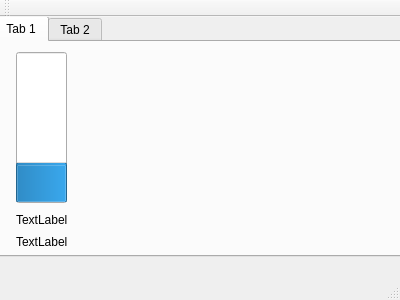
Before: the Qt Designer form mainwindow.ui in el41n/Monitor, drawn with Qt 5.
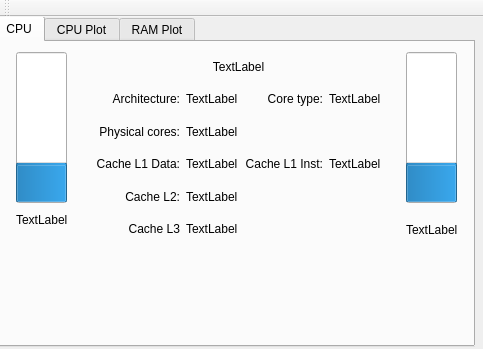
After: the same form once the commit is applied. The open tabs and pages were chosen to show the change. Custom widgets are drawn as their Qt base class.

What changed in the file:
```diff
--- a/mainwindow.ui
+++ b/mainwindow.ui
@@ -6,8 +6,8 @@
    <rect>
     <x>0</x>
     <y>0</y>
-    <width>400</width>
-    <height>300</height>
+    <width>483</width>
+    <height>349</height>
    </rect>
   </property>
   <property name="sizePolicy">
@@ -31,8 +31,8 @@
      <rect>
       <x>-6</x>
       <y>-1</y>
-      <width>411</width>
-      <height>241</height>
+      <width>481</width>
+      <height>331</height>
      </rect>
     </property>
     <property name="sizePolicy">
@@ -46,7 +46,7 @@
     </property>
     <widget class="QWidget" name="tab">
      <attribute name="title">
-      <string>Tab 1</string>
+      <string>CPU</string>
      </attribute>
      <widget class="QProgressBar" name="CPUProgressBar">
       <property name="geometry">
@@ -76,19 +76,6 @@
        <bool>false</bool>
       </property>
      </widget>
-     <widget class="QLabel" name="CPU">
-      <property name="geometry">
-       <rect>
-        <x>20</x>
-        <y>190</y>
-        <width>55</width>
-        <height>20</height>
-       </rect>
-      </property>
-      <property name="text">
-       <string>TextLabel</string>
-      </property>
-     </widget>
      <widget class="QLabel" name="CPUpercent">
       <property name="geometry">
        <rect>
@@ -102,10 +89,192 @@
        <string>TextLabel</string>
       </property>
      </widget>
+     <widget class="QWidget" name="gridLayoutWidget">
+      <property name="geometry">
+       <rect>
+        <x>89</x>
+        <y>0</y>
+        <width>307</width>
+        <height>211</height>
+       </rect>
+      </property>
+      <layout class="QGridLayout" name="gridLayout">
+       <item row="1" column="0">
+        <widget class="QLabel" name="label_2">
+         <property name="text">
+          <string>Architecture:</string>
+         </property>
+         <property name="alignment">
+          <set>Qt::AlignRight|Qt::AlignTrailing|Qt::AlignVCenter</set>
+         </property>
+        </widget>
+       </item>
+       <item row="1" column="2">
+        <widget class="QLabel" name="label_8">
+         <property name="text">
+          <string>Core type:</string>
+         </property>
+         <property name="alignment">
+          <set>Qt::AlignRight|Qt::AlignTrailing|Qt::AlignVCenter</set>
+         </property>
+        </widget>
+       </item>
+       <item row="5" column="0">
+        <widget class="QLabel" name="label_6">
+         <property name="text">
+          <string>Cache L3</string>
+         </property>
+         <property name="alignment">
+          <set>Qt::AlignRight|Qt::AlignTrailing|Qt::AlignVCenter</set>
+         </property>
+        </widget>
+       </item>
+       <item row="1" column="1">
+        <widget class="QLabel" name="architecture">
+         <property name="text">
+          <string>TextLabel</string>
+         </property>
+        </widget>
+       </item>
+       <item row="3" column="0">
+        <widget class="QLabel" name="label_4">
+         <property name="text">
+          <string>Cache L1 Data:</string>
+         </property>
+         <property name="alignment">
+          <set>Qt::AlignRight|Qt::AlignTrailing|Qt::AlignVCenter</set>
+         </property>
+        </widget>
+       </item>
+       <item row="4" column="0">
+        <widget class="QLabel" name="label_5">
+         <property name="text">
+          <string>Cache L2:</string>
+         </property>
+         <property name="alignment">
+          <set>Qt::AlignRight|Qt::AlignTrailing|Qt::AlignVCenter</set>
+         </property>
+        </widget>
+       </item>
+       <item row="2" column="0">
+        <widget class="QLabel" name="label_3">
+         <property name="text">
+          <string>Physical cores:</string>
+         </property>
+         <property name="alignment">
+          <set>Qt::AlignRight|Qt::AlignTrailing|Qt::AlignVCenter</set>
+         </property>
+        </widget>
+       </item>
+       <item row="1" column="3">
+        <widget class="QLabel" name="coreType">
+         <property name="text">
+          <string>TextLabel</string>
+         </property>
+        </widget>
+       </item>
+       <item row="0" column="0" colspan="4">
+        <widget class="QLabel" name="vendor">
+         <property name="text">
+          <string>TextLabel</string>
+         </property>
+         <property name="alignment">
+          <set>Qt::AlignCenter</set>
+         </property>
+        </widget>
+       </item>
+       <item row="2" column="1">
+        <widget class="QLabel" name="pcores">
+         <property name="text">
+          <string>TextLabel</string>
+         </property>
+        </widget>
+       </item>
+       <item row="3" column="1">
+        <widget class="QLabel" name="L1D">
+         <property name="text">
+          <string>TextLabel</string>
+         </property>
+        </widget>
+       </item>
+       <item row="4" column="1">
+        <widget class="QLabel" name="L2">
+         <property name="text">
+          <string>TextLabel</string>
+         </property>
+        </widget>
+       </item>
+       <item row="5" column="1">
+        <widget class="QLabel" name="L3">
+         <property name="text">
+          <string>TextLabel</string>
+         </property>
+        </widget>
+       </item>
+       <item row="3" column="2">
+        <widget class="QLabel" name="label_10">
+         <property name="text">
+          <string>Cache L1 Inst:</string>
+         </property>
+         <property name="alignment">
+          <set>Qt::AlignRight|Qt::AlignTrailing|Qt::AlignVCenter</set>
+         </property>
+        </widget>
+       </item>
+       <item row="3" column="3">
+        <widget class="QLabel" name="L1I">
+         <property name="text">
+          <string>TextLabel</string>
+         </property>
+        </widget>
+       </item>
+      </layout>
+     </widget>
+     <widget class="QProgressBar" name="RAMProgressBar">
+      <property name="geometry">
+       <rect>
+        <x>410</x>
+        <y>10</y>
+        <width>51</width>
+        <height>151</height>
+       </rect>
+      </property>
+      <property name="sizePolicy">
+       <sizepolicy hsizetype="Minimum" vsizetype="Minimum">
+        <horstretch>0</horstretch>
+        <verstretch>0</verstretch>
+       </sizepolicy>
+      </property>
+      <property name="layoutDirection">
+       <enum>Qt::LeftToRight</enum>
+      </property>
+      <property name="value">
+       <number>24</number>
+      </property>
+      <property name="orientation">
+       <enum>Qt::Vertical</enum>
+      </property>
+      <property name="invertedAppearance">
+       <bool>false</bool>
+      </property>
+     </widget>
+     <widget class="QLabel" name="RamPercent">
+      <property name="geometry">
+       <rect>
+        <x>410</x>
+        <y>180</y>
+        <width>55</width>
+        <height>16</height>
+       </rect>
+      </property>
+      <property name="text">
+       <string>TextLabel</string>
+      </property>
+     </widget>
     </widget>
     <widget class="QWidget" name="tab_2">
      <attribute name="title">
-      <string>Tab 2</string>
+      <string>CPU Plot</string>
      </attribute>
      <widget class="QLabel" name="proclab">
       <property name="geometry">
@@ -116,8 +285,20 @@
         <height>16</height>
        </rect>
       </property>
-      <property name="text">
-       <string>TextLabel</string>
+     </widget>
+    </widget>
+    <widget class="QWidget" name="tab_3">
+     <attribute name="title">
+      <string>RAM Plot</string>
+     </attribute>
+     <widget class="QCustomPlot" name="RAMPlot" native="true">
+      <property name="geometry">
+       <rect>
+        <x>9</x>
+        <y>0</y>
+        <width>461</width>
+        <height>301</height>
+       </rect>
       </property>
      </widget>
     </widget>
@@ -141,9 +322,16 @@
     <bool>false</bool>
    </attribute>
   </widget>
-  <widget class="QStatusBar" name="statusBar"/>
  </widget>
  <layoutdefault spacing="6" margin="11"/>
+ <customwidgets>
+  <customwidget>
+   <class>QCustomPlot</class>
+   <extends>QWidget</extends>
+   <header>qcustomplot.h</header>
+   <container>1</container>
+  </customwidget>
+ </customwidgets>
  <resources/>
  <connections/>
 </ui>
```
Left out of the diff: 22 changed lines with no effect on the pictures.
